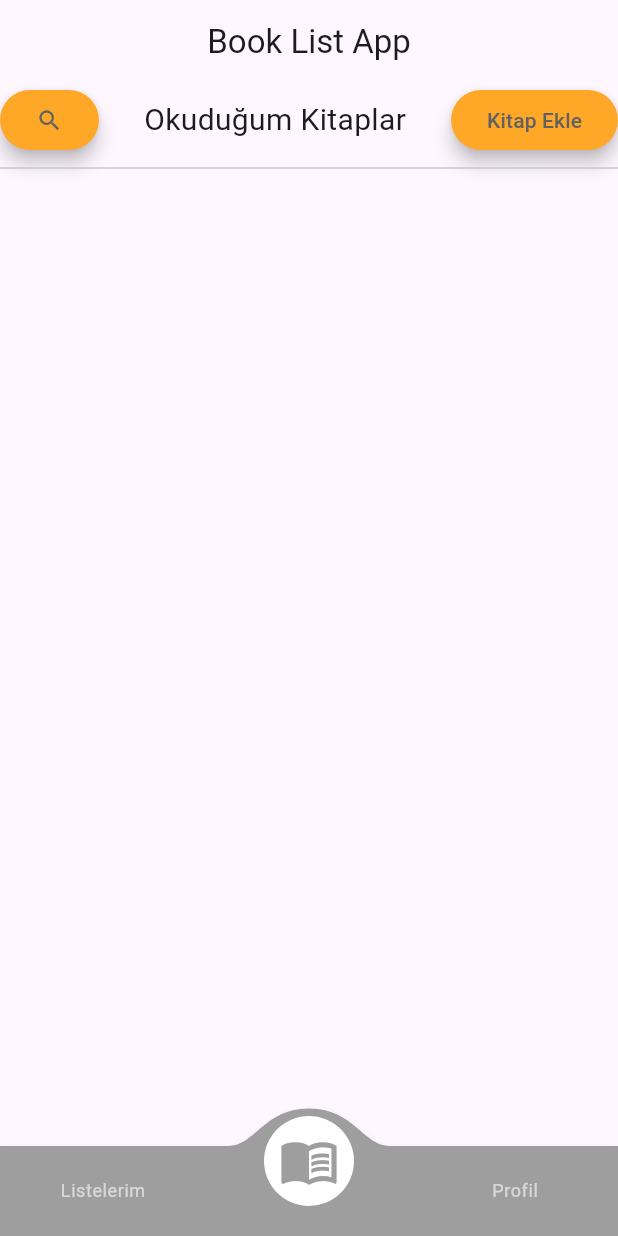
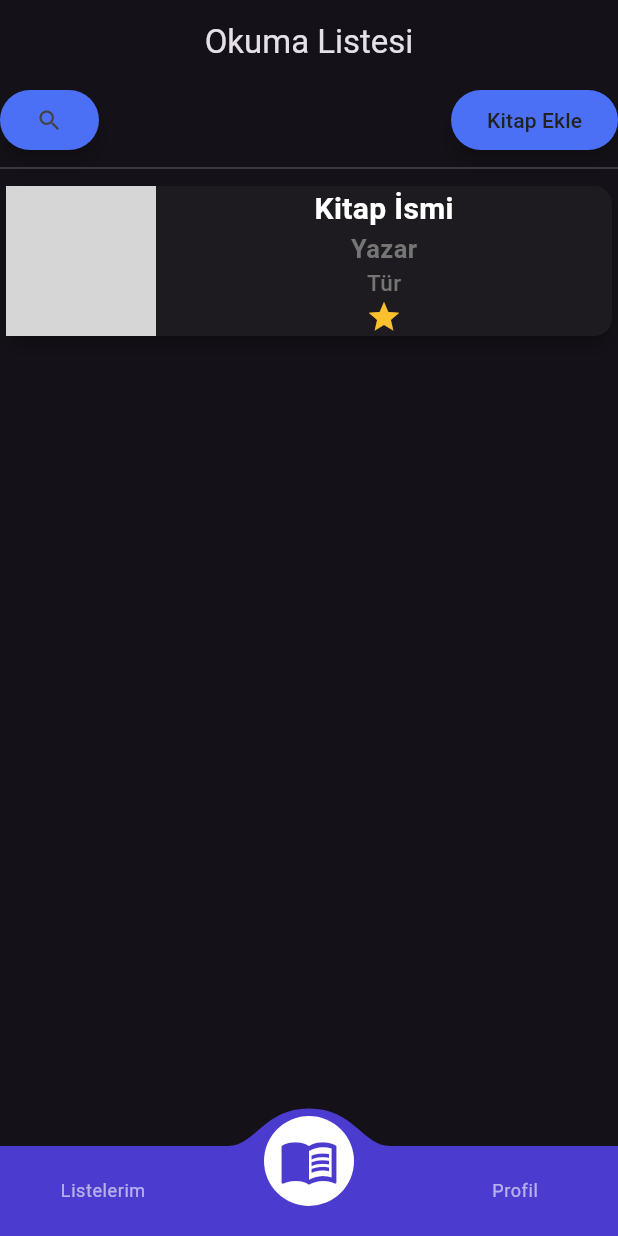
Before and after one commit to mehmetakifkucukkaya/bookListApp_flutter, a Flutter app: the screen it shows after launch, on a phone screen of 412 x 824 dp. Run offline on Flutter 3.47's test engine with Material 3 defaults, Android fonts, the phone set to English and light mode, and no system bars; drawn by our look-alikes of convex_bottom_bar; network calls fail; grey boxes are pictures that could not be loaded.

Commit message:
Changed theme and Created BookListCard widget

```diff
--- /dev/null
+++ b/lib/constants/constants.dart
@@ -0,0 +1,6 @@
+import 'package:flutter/material.dart';
+
+class MyColors {
+  static const Color primaryColor = Color(0xFF4C3BCF);
+  static const Color buttonColor = Color(0xFF4B70F5);
+}
--- a/lib/main.dart
+++ b/lib/main.dart
@@ -11,9 +11,10 @@ class MyApp extends StatelessWidget {
 
   @override
   Widget build(BuildContext context) {
-    return const MaterialApp(
+    return MaterialApp(
         debugShowCheckedModeBanner: false,
+        theme: ThemeData(brightness: Brightness.dark),
         title: 'Book List App',
-        home: HomePage());
+        home: const HomePage());
   }
 }
--- a/lib/pages/book_list_page.dart
+++ b/lib/pages/book_list_page.dart
@@ -1,4 +1,7 @@
+import 'package:book_list/constants/constants.dart';
 import 'package:flutter/material.dart';
+
+import '../widgets/booklist_card.dart';
 
 class BookListPage extends StatelessWidget {
   const BookListPage({super.key});
@@ -6,6 +9,10 @@ class BookListPage extends StatelessWidget {
   @override
   Widget build(BuildContext context) {
     return Scaffold(
+      appBar: AppBar(
+        title: const Text("Okuma Listesi"),
+        centerTitle: true,
+      ),
       body: SingleChildScrollView(
         child: Column(
           children: [
@@ -15,28 +22,25 @@ class BookListPage extends StatelessWidget {
                 ElevatedButton(
                   onPressed: () {},
                   style: ElevatedButton.styleFrom(
-                      elevation: 5,
-                      backgroundColor: Colors.orange[400],
-                      foregroundColor: Colors.grey[700]),
+                    elevation: 5,
+                    backgroundColor: MyColors.buttonColor,
+                    foregroundColor: Colors.grey[800],
+                  ),
                   child: const Icon(Icons.search),
-                ),
-                const Text(
-                  "Okuduğum Kitaplar",
-                  style: TextStyle(fontSize: 20),
                 ),
                 ElevatedButton(
                   onPressed: () {},
                   style: ElevatedButton.styleFrom(
                       elevation: 5,
-                      backgroundColor: Colors.orange[400],
-                      foregroundColor: Colors.grey[700]),
+                      backgroundColor: MyColors.buttonColor,
+                      foregroundColor: Colors.grey[900]),
                   child: const Text('Kitap Ekle'),
                 ),
               ],
             ),
-            const Divider()
+            const Divider(),
             //* KİTAP LİSTESİ
-
+            const BookListCard(),
           ],
         ),
       ),
--- a/lib/pages/home_page.dart
+++ b/lib/pages/home_page.dart
@@ -1,6 +1,7 @@
 import 'package:convex_bottom_bar/convex_bottom_bar.dart';
 import 'package:flutter/material.dart';
 
+import '../constants/constants.dart';
 import 'book_list_page.dart';
 
 class HomePage extends StatefulWidget {
@@ -28,13 +29,10 @@ class _HomePageState extends State<HomePage> {
   @override
   Widget build(BuildContext context) {
     return Scaffold(
-      appBar: AppBar(
-        title: const Center(child: Text('Book List App')),
-      ),
       body: Center(child: pages.elementAt(selectedIndex)),
       bottomNavigationBar: ConvexAppBar(
         height: 60,
-        backgroundColor: Colors.grey,
+        backgroundColor: MyColors.primaryColor,
         style: TabStyle.titled,
         items: const <TabItem>[
           TabItem(icon: Icons.list_alt, title: 'Listelerim'),
--- /dev/null
+++ b/lib/widgets/booklist_card.dart
@@ -0,0 +1,51 @@
+import 'package:flutter/material.dart';
+
+class BookListCard extends StatelessWidget {
+  const BookListCard({super.key});
+
+  @override
+  Widget build(BuildContext context) {
+    return Card(
+      elevation: 4,
+      child: Row(
+        children: [
+          Image.network(
+            'https://www.iskultur.com.tr/webp/2019/08/serguzest-2.jpg',
+            width: 100,
+            height: 100,
+            fit: BoxFit.contain,
+          ),
+          Expanded(
+            child: Column(
+              mainAxisAlignment: MainAxisAlignment.start,
+              children: [
+                const Text(
+                  "Kitap İsmi",
+                  style: TextStyle(
+                      fontWeight: FontWeight.bold,
+                      fontSize: 20,
+                      color: Colors.white),
+                ),
+                Text(
+                  "Yazar",
+                  style: TextStyle(
+                      fontWeight: FontWeight.w600,
+                      fontSize: 17,
+                      color: Colors.grey[600]),
+                ),
+                Text(
+                  "Tür",
+                  style: TextStyle(
+                      fontWeight: FontWeight.w500,
+                      fontSize: 15,
+                      color: Colors.grey[600]),
+                ),
+                Icon(Icons.star, color: Colors.yellow[700]),
+              ],
+            ),
+          )
+        ],
+      ),
+    );
+  }
+}
```
